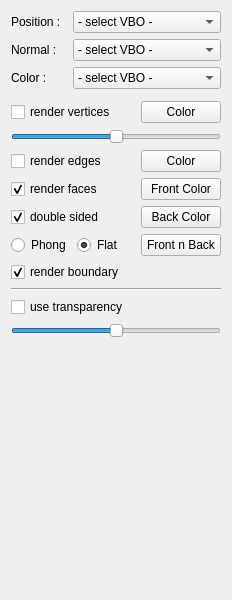
cgogn/SCHNApps, file schnapps/plugins/surface_render/surface_render.ui: the form before one commit.
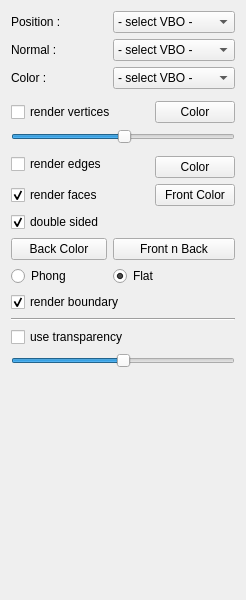
The form after the commit.

Commit message: cleanup volume render plugin

Patch:
```diff
--- a/schnapps/plugins/surface_render/surface_render.ui
+++ b/schnapps/plugins/surface_render/surface_render.ui
@@ -7,7 +7,7 @@
    <rect>
     <x>0</x>
     <y>0</y>
-    <width>232</width>
+    <width>246</width>
     <height>600</height>
    </rect>
   </property>
@@ -15,94 +15,12 @@
    <string>Form</string>
   </property>
   <layout class="QGridLayout" name="gridLayout">
-   <item row="7" column="0" colspan="3">
-    <layout class="QHBoxLayout" name="horizontalLayout_2">
-     <item>
-      <widget class="QCheckBox" name="check_renderFaces">
-       <property name="text">
-        <string>render faces</string>
-       </property>
-       <property name="checked">
-        <bool>true</bool>
-       </property>
-      </widget>
-     </item>
-     <item>
-      <spacer name="horizontalSpacer_2">
-       <property name="orientation">
-        <enum>Qt::Horizontal</enum>
-       </property>
-       <property name="sizeHint" stdset="0">
-        <size>
-         <width>40</width>
-         <height>20</height>
-        </size>
-       </property>
-      </spacer>
-     </item>
-     <item>
-      <widget class="QPushButton" name="frontColorButton">
-       <property name="sizePolicy">
-        <sizepolicy hsizetype="Preferred" vsizetype="Minimum">
-         <horstretch>0</horstretch>
-         <verstretch>0</verstretch>
-        </sizepolicy>
-       </property>
-       <property name="maximumSize">
-        <size>
-         <width>16777215</width>
-         <height>32</height>
-        </size>
-       </property>
-       <property name="text">
-        <string>Front Color</string>
-       </property>
-      </widget>
-     </item>
-    </layout>
-   </item>
-   <item row="6" column="0" colspan="3">
-    <layout class="QHBoxLayout" name="horizontalLayout_3">
-     <item>
-      <widget class="QCheckBox" name="check_renderEdges">
-       <property name="text">
-        <string>render edges</string>
-       </property>
-      </widget>
-     </item>
-     <item>
-      <spacer name="horizontalSpacer_3">
-       <property name="orientation">
-        <enum>Qt::Horizontal</enum>
-       </property>
-       <property name="sizeHint" stdset="0">
-        <size>
-         <width>40</width>
-         <height>20</height>
-        </size>
-       </property>
-      </spacer>
-     </item>
-     <item>
-      <widget class="QPushButton" name="edgeColorButton">
-       <property name="sizePolicy">
-        <sizepolicy hsizetype="Preferred" vsizetype="Minimum">
-         <horstretch>0</horstretch>
-         <verstretch>0</verstretch>
-        </sizepolicy>
-       </property>
-       <property name="maximumSize">
-        <size>
-         <width>16777215</width>
-         <height>32</height>
-        </size>
-       </property>
-       <property name="text">
-        <string>Color</string>
-       </property>
-      </widget>
-     </item>
-    </layout>
+   <item row="0" column="0">
+    <widget class="QLabel" name="label_2">
+     <property name="text">
+      <string>Position :</string>
+     </property>
+    </widget>
    </item>
    <item row="1" column="0">
     <widget class="QLabel" name="label_3">
@@ -111,10 +29,46 @@
      </property>
     </widget>
    </item>
-   <item row="3" column="0" colspan="3">
+   <item row="2" column="0">
+    <widget class="QLabel" name="label_4">
+     <property name="text">
+      <string>Color :</string>
+     </property>
+    </widget>
+   </item>
+   <item row="3" column="0" colspan="6">
     <widget class="Line" name="line"/>
    </item>
-   <item row="16" column="0" colspan="3">
+   <item row="4" column="3" colspan="3">
+    <widget class="QPushButton" name="vertexColorButton">
+     <property name="sizePolicy">
+      <sizepolicy hsizetype="Preferred" vsizetype="Preferred">
+       <horstretch>0</horstretch>
+       <verstretch>0</verstretch>
+      </sizepolicy>
+     </property>
+     <property name="maximumSize">
+      <size>
+       <width>16777215</width>
+       <height>32</height>
+      </size>
+     </property>
+     <property name="text">
+      <string>Color</string>
+     </property>
+    </widget>
+   </item>
+   <item row="5" column="0" rowspan="2" colspan="6">
+    <widget class="QSlider" name="slider_vertexScaleFactor">
+     <property name="value">
+      <number>50</number>
+     </property>
+     <property name="orientation">
+      <enum>Qt::Horizontal</enum>
+     </property>
+    </widget>
+   </item>
+   <item row="13" column="0" colspan="3">
     <widget class="QCheckBox" name="check_renderBoundary">
      <property name="text">
       <string>render boundary</string>
@@ -124,7 +78,34 @@
      </property>
     </widget>
    </item>
-   <item row="22" column="0" colspan="3">
+   <item row="14" column="0" colspan="6">
+    <widget class="Line" name="line_2">
+     <property name="orientation">
+      <enum>Qt::Horizontal</enum>
+     </property>
+    </widget>
+   </item>
+   <item row="15" column="0" colspan="4">
+    <widget class="QCheckBox" name="check_useTransparency">
+     <property name="text">
+      <string>use transparency</string>
+     </property>
+    </widget>
+   </item>
+   <item row="16" column="0" colspan="6">
+    <widget class="QSlider" name="slider_transparency">
+     <property name="maximum">
+      <number>254</number>
+     </property>
+     <property name="value">
+      <number>127</number>
+     </property>
+     <property name="orientation">
+      <enum>Qt::Horizontal</enum>
+     </property>
+    </widget>
+   </item>
+   <item row="17" column="0" colspan="6">
     <spacer name="verticalSpacer">
      <property name="orientation">
       <enum>Qt::Vertical</enum>
@@ -137,138 +118,45 @@
      </property>
     </spacer>
    </item>
-   <item row="0" column="0">
-    <widget class="QLabel" name="label_2">
+   <item row="8" column="3" colspan="3">
+    <widget class="QPushButton" name="edgeColorButton">
+     <property name="sizePolicy">
+      <sizepolicy hsizetype="Preferred" vsizetype="Minimum">
+       <horstretch>0</horstretch>
+       <verstretch>0</verstretch>
+      </sizepolicy>
+     </property>
+     <property name="maximumSize">
+      <size>
+       <width>16777215</width>
+       <height>32</height>
+      </size>
+     </property>
      <property name="text">
-      <string>Position :</string>
+      <string>Color</string>
      </property>
     </widget>
    </item>
-   <item row="14" column="0" colspan="3">
-    <layout class="QHBoxLayout" name="horizontalLayout">
-     <item>
-      <widget class="QRadioButton" name="radio_phongShading">
-       <property name="text">
-        <string>Phong</string>
-       </property>
-       <attribute name="buttonGroup">
-        <string notr="true">group_faceStyle</string>
-       </attribute>
-      </widget>
-     </item>
-     <item>
-      <widget class="QRadioButton" name="radio_flatShading">
-       <property name="text">
-        <string>Flat</string>
-       </property>
-       <property name="checked">
-        <bool>true</bool>
-       </property>
-       <attribute name="buttonGroup">
-        <string notr="true">group_faceStyle</string>
-       </attribute>
-      </widget>
-     </item>
-     <item>
-      <widget class="QPushButton" name="bothColorButton">
-       <property name="sizePolicy">
-        <sizepolicy hsizetype="Preferred" vsizetype="Minimum">
-         <horstretch>0</horstretch>
-         <verstretch>0</verstretch>
-        </sizepolicy>
-       </property>
-       <property name="maximumSize">
-        <size>
-         <width>16777215</width>
-         <height>32</height>
-        </size>
-       </property>
-       <property name="text">
-        <string>Front n Back</string>
-       </property>
-      </widget>
-     </item>
-    </layout>
-   </item>
-   <item row="4" column="0" colspan="3">
-    <layout class="QHBoxLayout" name="horizontalLayout_4">
-     <item>
-      <widget class="QCheckBox" name="check_renderVertices">
-       <property name="text">
-        <string>render vertices</string>
-       </property>
-      </widget>
-     </item>
-     <item>
-      <spacer name="horizontalSpacer">
-       <property name="orientation">
-        <enum>Qt::Horizontal</enum>
-       </property>
-       <property name="sizeHint" stdset="0">
-        <size>
-         <width>40</width>
-         <height>20</height>
-        </size>
-       </property>
-      </spacer>
-     </item>
-     <item>
-      <widget class="QPushButton" name="vertexColorButton">
-       <property name="sizePolicy">
-        <sizepolicy hsizetype="Preferred" vsizetype="Preferred">
-         <horstretch>0</horstretch>
-         <verstretch>0</verstretch>
-        </sizepolicy>
-       </property>
-       <property name="maximumSize">
-        <size>
-         <width>16777215</width>
-         <height>32</height>
-        </size>
-       </property>
-       <property name="text">
-        <string>Color</string>
-       </property>
-      </widget>
-     </item>
-    </layout>
-   </item>
-   <item row="1" column="2">
-    <widget class="QComboBox" name="combo_normalVBO">
+   <item row="9" column="3" colspan="3">
+    <widget class="QPushButton" name="frontColorButton">
      <property name="sizePolicy">
-      <sizepolicy hsizetype="MinimumExpanding" vsizetype="Fixed">
+      <sizepolicy hsizetype="Preferred" vsizetype="Minimum">
        <horstretch>0</horstretch>
        <verstretch>0</verstretch>
       </sizepolicy>
      </property>
-     <item>
-      <property name="text">
-       <string>- select VBO -</string>
-      </property>
-     </item>
-    </widget>
-   </item>
-   <item row="17" column="0" colspan="3">
-    <widget class="Line" name="line_2">
-     <property name="orientation">
-      <enum>Qt::Horizontal</enum>
+     <property name="maximumSize">
+      <size>
+       <width>16777215</width>
+       <height>32</height>
+      </size>
      </property>
-    </widget>
-   </item>
-   <item row="20" column="0" colspan="3">
-    <widget class="QSlider" name="slider_transparency">
-     <property name="maximum">
-      <number>254</number>
+     <property name="text">
+      <string>Front Color</string>
      </property>
-     <property name="value">
-      <number>127</number>
-     </property>
-     <property name="orientation">
-      <enum>Qt::Horizontal</enum>
-     </property>
     </widget>
    </item>
-   <item row="0" column="2">
+   <item row="0" column="1" colspan="5">
     <widget class="QComboBox" name="combo_positionVBO">
      <property name="sizePolicy">
       <sizepolicy hsizetype="Expanding" vsizetype="Fixed">
@@ -283,24 +171,22 @@
      </item>
     </widget>
    </item>
-   <item row="5" column="0" colspan="3">
-    <widget class="QSlider" name="slider_vertexScaleFactor">
-     <property name="value">
-      <number>50</number>
+   <item row="1" column="1" colspan="5">
+    <widget class="QComboBox" name="combo_normalVBO">
+     <property name="sizePolicy">
+      <sizepolicy hsizetype="MinimumExpanding" vsizetype="Fixed">
+       <horstretch>0</horstretch>
+       <verstretch>0</verstretch>
+      </sizepolicy>
      </property>
-     <property name="orientation">
-      <enum>Qt::Horizontal</enum>
-     </property>
+     <item>
+      <property name="text">
+       <string>- select VBO -</string>
+      </property>
+     </item>
     </widget>
    </item>
-   <item row="2" column="0">
-    <widget class="QLabel" name="label_4">
-     <property name="text">
-      <string>Color :</string>
-     </property>
-    </widget>
-   </item>
-   <item row="2" column="2">
+   <item row="2" column="1" colspan="5">
     <widget class="QComboBox" name="combo_colorVBO">
      <property name="sizePolicy">
       <sizepolicy hsizetype="MinimumExpanding" vsizetype="Fixed">
@@ -315,62 +201,100 @@
      </item>
     </widget>
    </item>
-   <item row="8" column="0" colspan="3">
-    <layout class="QHBoxLayout" name="horizontalLayout_5">
-     <item>
-      <widget class="QCheckBox" name="check_renderBackFaces">
-       <property name="text">
-        <string>double sided</string>
-       </property>
-       <property name="checked">
-        <bool>true</bool>
-       </property>
-      </widget>
-     </item>
-     <item>
-      <spacer name="horizontalSpacer_4">
-       <property name="orientation">
-        <enum>Qt::Horizontal</enum>
-       </property>
-       <property name="sizeHint" stdset="0">
-        <size>
-         <width>40</width>
-         <height>20</height>
-        </size>
-       </property>
-      </spacer>
-     </item>
-     <item>
-      <widget class="QPushButton" name="backColorButton">
-       <property name="sizePolicy">
-        <sizepolicy hsizetype="Preferred" vsizetype="Minimum">
-         <horstretch>0</horstretch>
-         <verstretch>0</verstretch>
-        </sizepolicy>
-       </property>
-       <property name="maximumSize">
-        <size>
-         <width>16777215</width>
-         <height>32</height>
-        </size>
-       </property>
-       <property name="text">
-        <string>Back Color</string>
-       </property>
-      </widget>
-     </item>
-    </layout>
+   <item row="7" column="0" rowspan="2">
+    <widget class="QCheckBox" name="check_renderEdges">
+     <property name="text">
+      <string>render edges</string>
+     </property>
+    </widget>
    </item>
-   <item row="18" column="0" colspan="3">
-    <layout class="QHBoxLayout" name="horizontalLayout_6" stretch="0">
-     <item>
-      <widget class="QCheckBox" name="check_useTransparency">
-       <property name="text">
-        <string>use transparency</string>
-       </property>
-      </widget>
-     </item>
-    </layout>
+   <item row="9" column="0">
+    <widget class="QCheckBox" name="check_renderFaces">
+     <property name="text">
+      <string>render faces</string>
+     </property>
+     <property name="checked">
+      <bool>true</bool>
+     </property>
+    </widget>
+   </item>
+   <item row="10" column="0">
+    <widget class="QCheckBox" name="check_renderBackFaces">
+     <property name="text">
+      <string>double sided</string>
+     </property>
+     <property name="checked">
+      <bool>true</bool>
+     </property>
+    </widget>
+   </item>
+   <item row="4" column="0" colspan="2">
+    <widget class="QCheckBox" name="check_renderVertices">
+     <property name="text">
+      <string>render vertices</string>
+     </property>
+    </widget>
+   </item>
+   <item row="12" column="0">
+    <widget class="QRadioButton" name="radio_phongShading">
+     <property name="text">
+      <string>Phong</string>
+     </property>
+     <attribute name="buttonGroup">
+      <string notr="true">group_faceStyle</string>
+     </attribute>
+    </widget>
+   </item>
+   <item row="11" column="0">
+    <widget class="QPushButton" name="backColorButton">
+     <property name="sizePolicy">
+      <sizepolicy hsizetype="Preferred" vsizetype="Minimum">
+       <horstretch>0</horstretch>
+       <verstretch>0</verstretch>
+      </sizepolicy>
+     </property>
+     <property name="maximumSize">
+      <size>
+       <width>16777215</width>
+       <height>32</height>
+      </size>
+     </property>
+     <property name="text">
+      <string>Back Color</string>
+     </property>
+    </widget>
+   </item>
+   <item row="12" column="1" colspan="4">
+    <widget class="QRadioButton" name="radio_flatShading">
+     <property name="text">
+      <string>Flat</string>
+     </property>
+     <property name="checked">
+      <bool>true</bool>
+     </property>
+     <attribute name="buttonGroup">
+      <string notr="true">group_faceStyle</string>
+     </attribute>
+    </widget>
+   </item>
+   <item row="11" column="1" colspan="5">
+    <widget class="QPushButton" name="bothColorButton">
+     <property name="sizePolicy">
+      <sizepolicy hsizetype="Preferred" vsizetype="Minimum">
+       <horstretch>0</horstretch>
+       <verstretch>0</verstretch>
+      </sizepolicy>
+     </property>
+     <property name="maximumSize">
+      <size>
+       <width>16777215</width>
+       <height>32</height>
+      </size>
+     </property>
+     <property name="text">
+      <string>Front n Back</string>
+     </property>
+    </widget>
    </item>
   </layout>
  </widget>
```
The commit also changes 18 other files.
